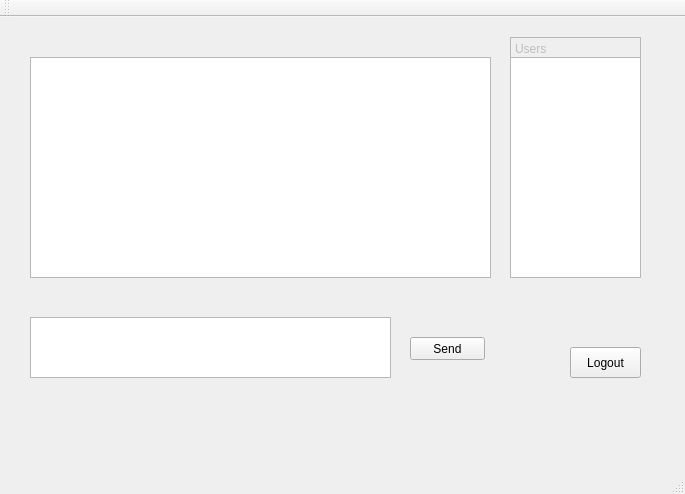
Old version of the form client/mainwindow.ui in the repository dhillonsh/Chat-Client.
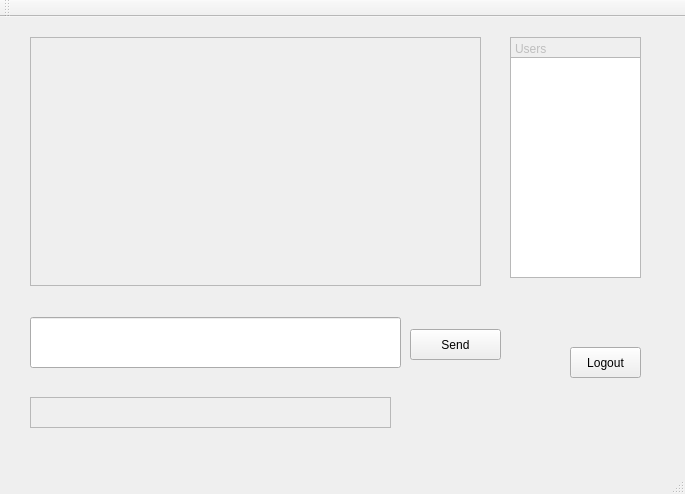
New version of the form. The open tabs and pages were chosen to show the change.

What changed in the file:
```diff
--- a/client/mainwindow.ui
+++ b/client/mainwindow.ui
@@ -284,43 +284,13 @@
      </widget>
     </widget>
     <widget class="QWidget" name="page_2">
-     <widget class="QTextBrowser" name="messageList">
-      <property name="geometry">
-       <rect>
-        <x>20</x>
-        <y>30</y>
-        <width>461</width>
-        <height>221</height>
-       </rect>
-      </property>
-      <property name="html">
-       <string>&lt;!DOCTYPE HTML PUBLIC &quot;-//W3C//DTD HTML 4.0//EN&quot; &quot;http://www.w3.org/TR/REC-html40/strict.dtd&quot;&gt;
-&lt;html&gt;&lt;head&gt;&lt;meta name=&quot;qrichtext&quot; content=&quot;1&quot; /&gt;&lt;style type=&quot;text/css&quot;&gt;
-p, li { white-space: pre-wrap; }
-&lt;/style&gt;&lt;/head&gt;&lt;body style=&quot; font-family:'MS Shell Dlg 2'; font-size:8.25pt; font-weight:400; font-style:normal;&quot;&gt;
-&lt;p style=&quot;-qt-paragraph-type:empty; margin-top:0px; margin-bottom:0px; margin-left:0px; margin-right:0px; -qt-block-indent:0; text-indent:0px;&quot;&gt;&lt;br /&gt;&lt;/p&gt;&lt;/body&gt;&lt;/html&gt;</string>
-      </property>
-     </widget>
-     <widget class="QPlainTextEdit" name="messageInput">
-      <property name="enabled">
-       <bool>true</bool>
-      </property>
-      <property name="geometry">
-       <rect>
-        <x>20</x>
-        <y>290</y>
-        <width>361</width>
-        <height>61</height>
-       </rect>
-      </property>
-     </widget>
      <widget class="QPushButton" name="messageSend">
       <property name="geometry">
        <rect>
         <x>400</x>
-        <y>310</y>
-        <width>75</width>
-        <height>23</height>
+        <y>302</y>
+        <width>91</width>
+        <height>31</height>
        </rect>
       </property>
       <property name="text">
@@ -378,6 +348,84 @@
        <string>Logout</string>
       </property>
      </widget>
+     <widget class="QScrollArea" name="scrollArea">
+      <property name="geometry">
+       <rect>
+        <x>20</x>
+        <y>10</y>
+        <width>451</width>
+        <height>249</height>
+       </rect>
+      </property>
+      <property name="layoutDirection">
+       <enum>Qt::LeftToRight</enum>
+      </property>
+      <property name="verticalScrollBarPolicy">
+       <enum>Qt::ScrollBarAsNeeded</enum>
+      </property>
+      <property name="horizontalScrollBarPolicy">
+       <enum>Qt::ScrollBarAsNeeded</enum>
+      </property>
+      <property name="sizeAdjustPolicy">
+       <enum>QAbstractScrollArea::AdjustIgnored</enum>
+      </property>
+      <property name="widgetResizable">
+       <bool>true</bool>
+      </property>
+      <property name="alignment">
+       <set>Qt::AlignLeading|Qt::AlignLeft|Qt::AlignTop</set>
+      </property>
+      <widget class="QWidget" name="scrollAreaWidgetContents">
+       <property name="geometry">
+        <rect>
+         <x>0</x>
+         <y>0</y>
+         <width>449</width>
+         <height>247</height>
+        </rect>
+       </property>
+       <layout class="QVBoxLayout" name="chatBox">
+        <property name="spacing">
+         <number>0</number>
+        </property>
+        <property name="leftMargin">
+         <number>0</number>
+        </property>
+        <property name="topMargin">
+         <number>0</number>
+        </property>
+        <property name="rightMargin">
+         <number>0</number>
+        </property>
+        <property name="bottomMargin">
+         <number>0</number>
+        </property>
+       </layout>
+      </widget>
+     </widget>
+     <widget class="QTextBrowser" name="emojiBox">
+      <property name="enabled">
+       <bool>false</bool>
+      </property>
+      <property name="geometry">
+       <rect>
+        <x>20</x>
+        <y>370</y>
+        <width>361</width>
+        <height>31</height>
+       </rect>
+      </property>
+     </widget>
+     <widget class="QLineEdit" name="messageInput">
+      <property name="geometry">
+       <rect>
+        <x>20</x>
+        <y>290</y>
+        <width>371</width>
+        <height>51</height>
+       </rect>
+      </property>
+     </widget>
     </widget>
    </widget>
   </widget>
```
